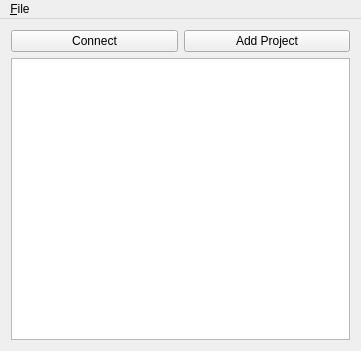
First picture: the form in MainWindow.ui, repository djurodrljaca/salamander-alm, before the edit.
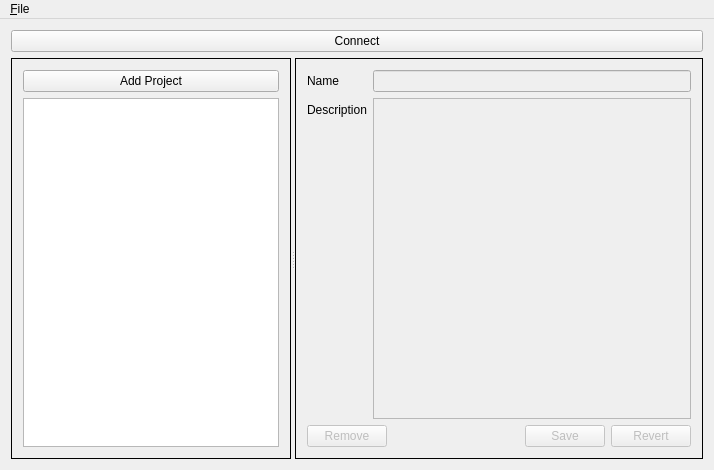
Second picture: the form after the edit.

Commit message: Improved the GUI, now the node content is shown in the right panel when you click on the node in the tree view.

What changed in the file:
```diff
--- a/MainWindow.ui
+++ b/MainWindow.ui
@@ -6,8 +6,8 @@
    <rect>
     <x>0</x>
     <y>0</y>
-    <width>361</width>
-    <height>351</height>
+    <width>714</width>
+    <height>470</height>
    </rect>
   </property>
   <property name="windowTitle">
@@ -24,17 +24,168 @@
         </property>
        </widget>
       </item>
-      <item>
-       <widget class="QPushButton" name="addProject_pushButton">
-        <property name="text">
-         <string>Add Project</string>
-        </property>
-       </widget>
-      </item>
      </layout>
     </item>
     <item>
-     <widget class="QTreeView" name="view_treeView"/>
+     <widget class="QSplitter" name="splitter">
+      <property name="sizePolicy">
+       <sizepolicy hsizetype="Expanding" vsizetype="Expanding">
+        <horstretch>0</horstretch>
+        <verstretch>0</verstretch>
+       </sizepolicy>
+      </property>
+      <property name="orientation">
+       <enum>Qt::Horizontal</enum>
+      </property>
+      <property name="childrenCollapsible">
+       <bool>false</bool>
+      </property>
+      <widget class="QFrame" name="tree_frame">
+       <property name="sizePolicy">
+        <sizepolicy hsizetype="Expanding" vsizetype="Expanding">
+         <horstretch>0</horstretch>
+         <verstretch>0</verstretch>
+        </sizepolicy>
+       </property>
+       <property name="autoFillBackground">
+        <bool>true</bool>
+       </property>
+       <property name="frameShape">
+        <enum>QFrame::Panel</enum>
+       </property>
+       <property name="frameShadow">
+        <enum>QFrame::Plain</enum>
+       </property>
+       <layout class="QVBoxLayout" name="verticalLayout_2">
+        <item>
+         <widget class="QPushButton" name="addProject_pushButton">
+          <property name="text">
+           <string>Add Project</string>
+          </property>
+         </widget>
+        </item>
+        <item>
+         <widget class="QTreeView" name="view_treeView">
+          <property name="sizePolicy">
+           <sizepolicy hsizetype="Minimum" vsizetype="Expanding">
+            <horstretch>0</horstretch>
+            <verstretch>0</verstretch>
+           </sizepolicy>
+          </property>
+         </widget>
+        </item>
+       </layout>
+      </widget>
+      <widget class="QFrame" name="edit_frame">
+       <property name="sizePolicy">
+        <sizepolicy hsizetype="Expanding" vsizetype="Expanding">
+         <horstretch>1</horstretch>
+         <verstretch>0</verstretch>
+        </sizepolicy>
+       </property>
+       <property name="autoFillBackground">
+        <bool>true</bool>
+       </property>
+       <property name="frameShape">
+        <enum>QFrame::Panel</enum>
+       </property>
+       <property name="frameShadow">
+        <enum>QFrame::Plain</enum>
+       </property>
+       <layout class="QFormLayout" name="formLayout">
+        <property name="fieldGrowthPolicy">
+         <enum>QFormLayout::AllNonFixedFieldsGrow</enum>
+        </property>
+        <item row="0" column="0">
+         <widget class="QLabel" name="nodeName_label">
+          <property name="text">
+           <string>Name</string>
+          </property>
+         </widget>
+        </item>
+        <item row="0" column="1">
+         <widget class="QLineEdit" name="nodeName_lineEdit">
+          <property name="enabled">
+           <bool>false</bool>
+          </property>
+          <property name="readOnly">
+           <bool>true</bool>
+          </property>
+         </widget>
+        </item>
+        <item row="1" column="0">
+         <widget class="QLabel" name="nodeDescription_label">
+          <property name="text">
+           <string>Description</string>
+          </property>
+         </widget>
+        </item>
+        <item row="1" column="1">
+         <widget class="QPlainTextEdit" name="nodeDescription_plainTextEdit">
+          <property name="enabled">
+           <bool>false</bool>
+          </property>
+          <property name="sizePolicy">
+           <sizepolicy hsizetype="Expanding" vsizetype="Expanding">
+            <horstretch>0</horstretch>
+            <verstretch>1</verstretch>
+           </sizepolicy>
+          </property>
+          <property name="readOnly">
+           <bool>true</bool>
+          </property>
+         </widget>
+        </item>
+        <item row="3" column="0" colspan="2">
+         <layout class="QHBoxLayout" name="horizontalLayout_3">
+          <item>
+           <widget class="QPushButton" name="removeNode_pushButton">
+            <property name="enabled">
+             <bool>false</bool>
+            </property>
+            <property name="text">
+             <string>Remove</string>
+            </property>
+           </widget>
+          </item>
+          <item>
+           <spacer name="horizontalSpacer">
+            <property name="orientation">
+             <enum>Qt::Horizontal</enum>
+            </property>
+            <property name="sizeHint" stdset="0">
+             <size>
+              <width>40</width>
+              <height>20</height>
+             </size>
+            </property>
+           </spacer>
+          </item>
+          <item>
+           <widget class="QPushButton" name="saveNode_pushButton">
+            <property name="enabled">
+             <bool>false</bool>
+            </property>
+            <property name="text">
+             <string>Save</string>
+            </property>
+           </widget>
+          </item>
+          <item>
+           <widget class="QPushButton" name="revertNode_pushButton">
+            <property name="enabled">
+             <bool>false</bool>
+            </property>
+            <property name="text">
+             <string>Revert</string>
+            </property>
+           </widget>
+          </item>
+         </layout>
+        </item>
+       </layout>
+      </widget>
+     </widget>
     </item>
    </layout>
   </widget>
@@ -43,7 +194,7 @@
     <rect>
      <x>0</x>
      <y>0</y>
-     <width>361</width>
+     <width>714</width>
      <height>19</height>
     </rect>
    </property>
```
Left out of the diff: 5 changed lines with no effect on the pictures. The commit also changes 11 other files.
